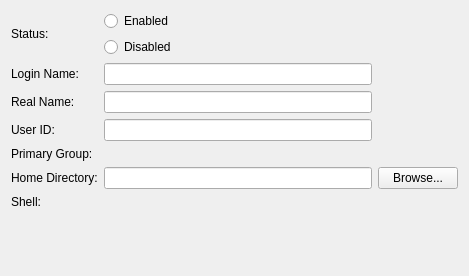
Qt form ui/userproperties-details.ui (KDE/kcm-userconfig) before a commit.
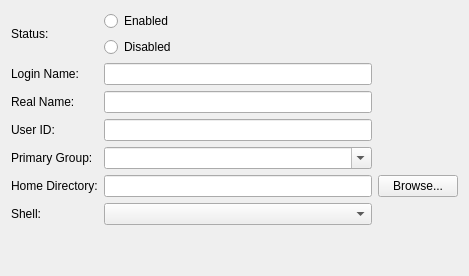
The same form after that commit. Custom widgets are drawn as their Qt base class.

Commit message: Fix edit user, a couple more widgets in .ui

```diff
--- a/ui/userproperties-details.ui
+++ b/ui/userproperties-details.ui
@@ -131,8 +131,25 @@
      </property>
     </spacer>
    </item>
+   <item row="7" column="1">
+    <widget class="KComboBox" name="primarygroupedit">
+     <property name="editable">
+      <bool>true</bool>
+     </property>
+    </widget>
+   </item>
+   <item row="9" column="1">
+    <widget class="KComboBox" name="shelledit"/>
+   </item>
   </layout>
  </widget>
+ <customwidgets>
+  <customwidget>
+   <class>KComboBox</class>
+   <extends>QComboBox</extends>
+   <header>kcombobox.h</header>
+  </customwidget>
+ </customwidgets>
  <resources/>
  <connections/>
  <buttongroups>
```
The commit also changes 3 other files.
